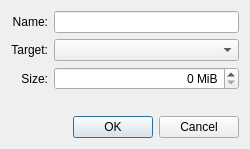
First picture: the form in src/plugins/qt4projectmanager/qt-android/addnewavddialog.ui, repository KDE/android-qt-creator, before the edit.
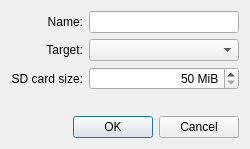
Second picture: the form after the edit.

Commit message:
Fix createAVD hang when its called from another thread.
Enable snapshots.

```diff
--- a/src/plugins/qt4projectmanager/qt-android/addnewavddialog.ui
+++ b/src/plugins/qt4projectmanager/qt-android/addnewavddialog.ui
@@ -45,7 +45,7 @@
      <item row="2" column="0">
       <widget class="QLabel" name="label_3">
        <property name="text">
-        <string>Size:</string>
+        <string>SD card size:</string>
        </property>
        <property name="alignment">
         <set>Qt::AlignRight|Qt::AlignTrailing|Qt::AlignVCenter</set>
@@ -61,7 +61,7 @@
         <string> MiB</string>
        </property>
        <property name="minimum">
-        <number>0</number>
+        <number>50</number>
        </property>
        <property name="maximum">
         <number>9999999</number>
```
The commit also changes 2 other files.
